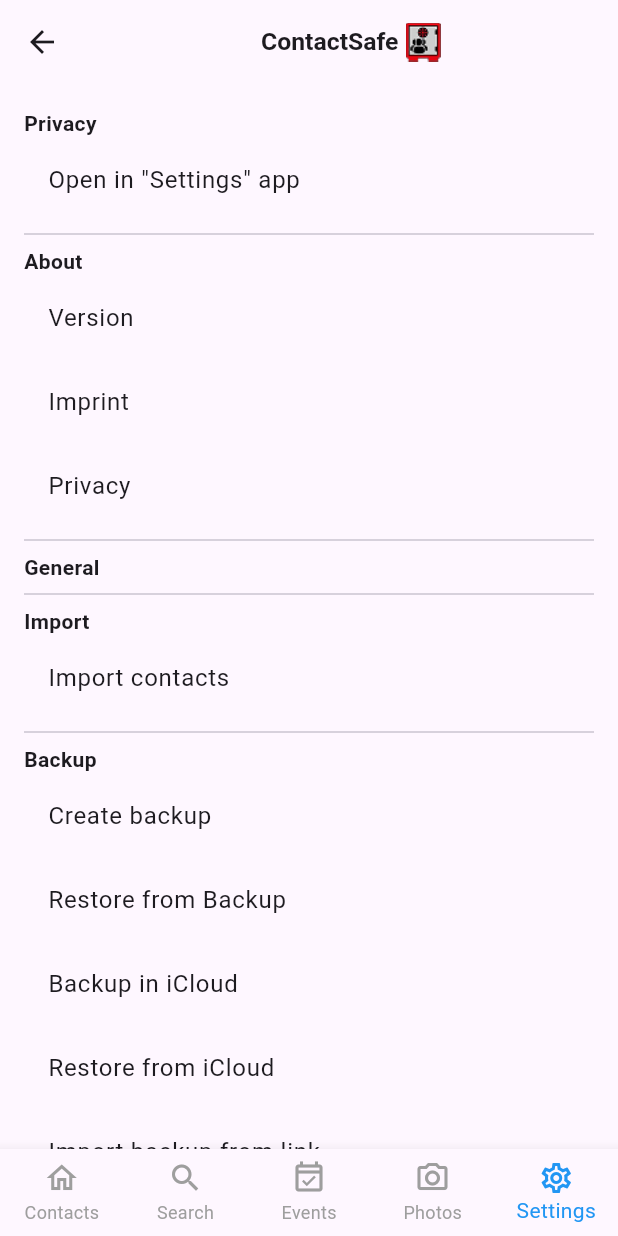
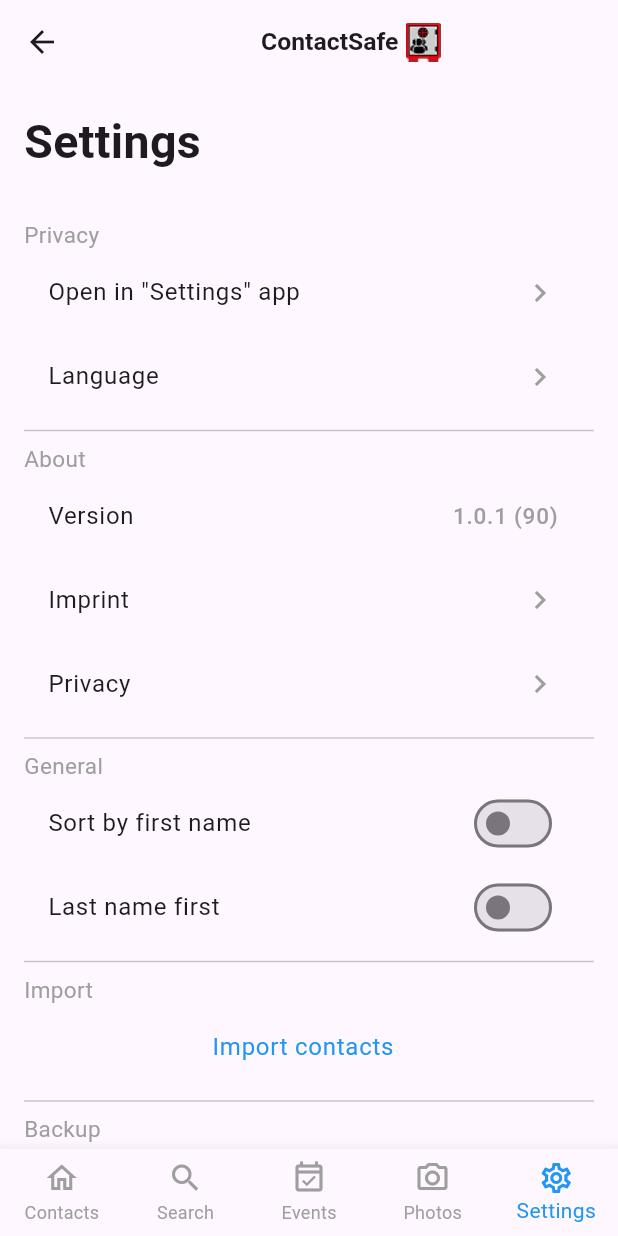
Before and after one commit to shinee0130/contactsafe, a Flutter app: the SettingsScreen screen opened by its route, on a phone screen of 412 x 824 dp. Run offline on Flutter 3.47's test engine with Material 3 defaults, Android fonts, the phone set to English and light mode, and no system bars; our stand-ins replace flutter_contacts, image_picker, permission_handler.

Commit message:
settings

```diff
--- a/lib/presentation/screens/settings_screen.dart
+++ b/lib/presentation/screens/settings_screen.dart
@@ -1,3 +1,5 @@
+import 'package:contactsafe/common/theme/app_colors.dart';
+import 'package:flutter/foundation.dart';
 import 'package:flutter/material.dart';
 import '../../common/widgets/navigation_bar.dart';
 
@@ -9,12 +11,18 @@
 }
 
 class _SettingsScreenState extends State<SettingsScreen> {
-  int _currentIndex = 4; // To highlight the current tab
+  int _currentIndex = 4;
+  bool _sortByFirstName = false;
+  bool _lastNameFirst = false;
+  bool _useFaceId = false;
+  bool _usePass = false;
 
   void _onBottomNavigationTap(int index) {
     setState(() {
       _currentIndex = index;
-      print('Bottom navigation tapped: $index');
+      if (kDebugMode) {
+        print('Bottom navigation tapped: $index');
+      }
       switch (index) {
         case 0:
           Navigator.pushReplacementNamed(context, '/contacts');
@@ -51,56 +59,205 @@
           ],
         ),
       ),
-      body: const SingleChildScrollView(
-        padding: EdgeInsets.all(16.0),
+      body: SingleChildScrollView(
+        padding: const EdgeInsets.all(16.0),
         child: Column(
           crossAxisAlignment: CrossAxisAlignment.start,
           children: [
-            Text('Privacy', style: TextStyle(fontWeight: FontWeight.bold)),
-            ListTile(title: Text('Open in "Settings" app')),
-            Divider(),
-            Text('About', style: TextStyle(fontWeight: FontWeight.bold)),
-            ListTile(title: Text('Version')),
-            ListTile(title: Text('Imprint')),
-            ListTile(title: Text('Privacy')),
-            Divider(),
-            Text('General', style: TextStyle(fontWeight: FontWeight.bold)),
-            // ListTile(
-            //   title: Text('Sort by First name'),
-            //   trailing: Switch(value: true, onChanged:),
-            // ),
-            // ListTile(
-            //   title: Text('Last name first'),
-            //   trailing: Switch(value: false, onChanged:),
-            // ),
-            Divider(),
-            Text('Import', style: TextStyle(fontWeight: FontWeight.bold)),
-            ListTile(title: Text('Import contacts')),
-            Divider(),
-            Text('Backup', style: TextStyle(fontWeight: FontWeight.bold)),
-            ListTile(title: Text('Create backup')),
-            ListTile(title: Text('Restore from Backup')),
-            ListTile(title: Text('Backup in iCloud')),
-            ListTile(title: Text('Restore from iCloud')),
-            ListTile(title: Text('Import backup from link')),
-            Divider(),
-            Text(
-              'Accessibility',
-              style: TextStyle(fontWeight: FontWeight.bold),
+            const Text(
+              'Settings',
+              style: TextStyle(fontSize: 31.0, fontWeight: FontWeight.bold),
             ),
-            ListTile(title: Text('On board tour')),
-            ListTile(title: Text('Select TabBar order')),
-            ListTile(title: Text('Change password')),
-            ListTile(title: Text('Delete all data')),
-            Divider(),
-            Text('Password', style: TextStyle(fontWeight: FontWeight.bold)),
-            // ListTile(
-            //   title: Text('Use FaceID'),
-            //   trailing: Switch(value: true, onChanged: (value) {}), // Example switch
-            // ),
-            ListTile(title: Text('Change password')),
-            Divider(),
-            Text('Powered by thekeyring.at', style: TextStyle(fontSize: 12.0)),
+            const SizedBox(height: 30.0),
+            const Text(
+              'Privacy',
+              style: TextStyle(color: Colors.grey, fontSize: 15),
+            ),
+            const ListTile(
+              title: Text('Open in "Settings" app'),
+              trailing: Icon(Icons.chevron_right, color: Colors.grey),
+            ),
+            const ListTile(
+              title: Text('Language'),
+              trailing: Icon(Icons.chevron_right, color: Colors.grey),
+            ),
+            const Divider(),
+            const Text(
+              'About',
+              style: TextStyle(color: Colors.grey, fontSize: 15),
+            ),
+            const ListTile(
+              title: Text('Version'),
+              trailing: Text(
+                '1.0.1 (90)',
+                style: TextStyle(color: Colors.grey, fontSize: 15.0),
+              ),
+            ),
+            const ListTile(
+              title: Text('Imprint'),
+              trailing: Icon(Icons.chevron_right, color: Colors.grey),
+            ),
+            const ListTile(
+              title: Text('Privacy'),
+              trailing: Icon(Icons.chevron_right, color: Colors.grey),
+            ),
+            const Divider(),
+            const Text(
+              'General',
+              style: TextStyle(color: Colors.grey, fontSize: 15),
+            ),
+            SwitchListTile(
+              title: const Text('Sort by first name'),
+              value: _sortByFirstName,
+              onChanged: (bool value) {
+                setState(() {
+                  _sortByFirstName = value;
+                });
+              },
+            ),
+            SwitchListTile(
+              title: const Text('Last name first'),
+              value: _lastNameFirst,
+              onChanged: (bool value) {
+                setState(() {
+                  _lastNameFirst = value;
+                });
+              },
+            ),
+            const Divider(),
+            const Text(
+              'Import',
+              style: TextStyle(color: Colors.grey, fontSize: 15),
+            ),
+            const ListTile(
+              title: Center(
+                child: Text(
+                  'Import contacts',
+                  style: TextStyle(color: AppColors.primary),
+                ),
+              ),
+            ),
+            const Divider(),
+            const Text(
+              'Backup',
+              style: TextStyle(fontSize: 15, color: Colors.grey),
+            ),
+            const ListTile(
+              title: Center(
+                child: Text(
+                  'Create backup',
+                  style: TextStyle(color: AppColors.primary),
+                ),
+              ),
+            ),
+            const ListTile(
+              title: Center(
+                child: Text(
+                  'Restore from backup',
+                  style: TextStyle(color: AppColors.primary),
+                ),
+              ),
+            ),
+            const ListTile(
+              title: Center(
+                child: Text(
+                  'Backup in Google Drive',
+                  style: TextStyle(color: AppColors.primary),
+                ),
+              ),
+            ),
+            const ListTile(
+              title: Center(
+                child: Text(
+                  'Restore from Google Drive',
+                  style: TextStyle(color: AppColors.primary),
+                ),
+              ),
+            ),
+            const ListTile(
+              title: Center(
+                child: Text(
+                  'Import backup from link',
+                  style: TextStyle(color: AppColors.primary),
+                ),
+              ),
+            ),
+            const Divider(),
+            const Text(
+              'Usability',
+              style: TextStyle(fontWeight: FontWeight.bold, color: Colors.grey),
+            ),
+            const ListTile(
+              title: Center(
+                child: Text(
+                  'On board tour',
+                  style: TextStyle(color: AppColors.primary),
+                ),
+              ),
+            ),
+            const ListTile(
+              title: Center(
+                child: Text(
+                  'Select TabBar order',
+                  style: TextStyle(color: AppColors.primary),
+                ),
+              ),
+            ),
+            const ListTile(
+              title: Center(
+                child: Text(
+                  'Change password',
+                  style: TextStyle(color: AppColors.primary),
+                ),
+              ),
+            ),
+            const ListTile(
+              title: Center(
+                child: Text(
+                  'Delete all data',
+                  style: TextStyle(color: AppColors.primary),
+                ),
+              ),
+            ),
+            const Divider(),
+            const Text(
+              'Password',
+              style: TextStyle(fontSize: 15, color: Colors.grey),
+            ),
+            SwitchListTile(
+              title: const Text('Use Password'),
+              value: _usePass,
+              onChanged: (bool value) {
+                setState(() {
+                  _usePass = value;
+                });
+              },
+            ),
+            SwitchListTile(
+              title: const Text('Use FaceID'),
+              value: _useFaceId,
+              onChanged: (bool value) {
+                setState(() {
+                  _useFaceId = value;
+                });
+              },
+            ),
+            const ListTile(
+              title: Center(
+                child: Text(
+                  'Change password',
+                  style: TextStyle(color: AppColors.primary),
+                ),
+              ),
+            ),
+            const Divider(),
+            const Padding(
+              padding: EdgeInsets.only(top: 16.0),
+              child: Text(
+                'Powered by InAppSettingKit',
+                style: TextStyle(fontSize: 12.0, color: Colors.grey),
+              ),
+            ),
           ],
         ),
       ),
```
